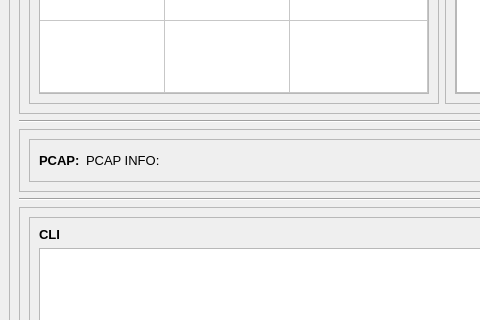
tony-josi-aws/pc_app, file src/ui/main_window.ui: the form before one commit; both pictures show x 0 to 480 and y 395 to 715 of the 1089 by 945 pixel window.
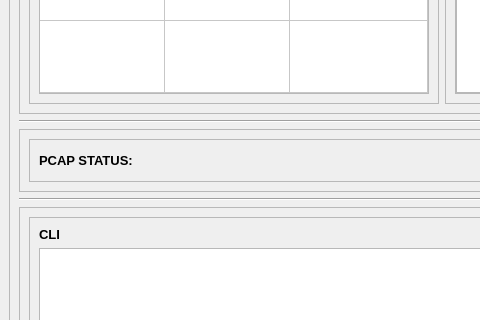
The form after the commit. Custom widgets are drawn as their Qt base class.

Commit message: adding pcap support

Diff of the .ui file:
```diff
--- a/src/ui/main_window.ui
+++ b/src/ui/main_window.ui
@@ -385,7 +385,7 @@
                 </font>
                </property>
                <property name="text">
-                <string>PCAP:</string>
+                <string>PCAP STATUS:</string>
                </property>
               </widget>
              </item>
@@ -397,7 +397,7 @@
                 </font>
                </property>
                <property name="text">
-                <string>PCAP INFO:</string>
+                <string/>
                </property>
               </widget>
              </item>
```
Left out of the diff: 2 changed lines with no effect on the pictures. The commit also changes 3 other files.
